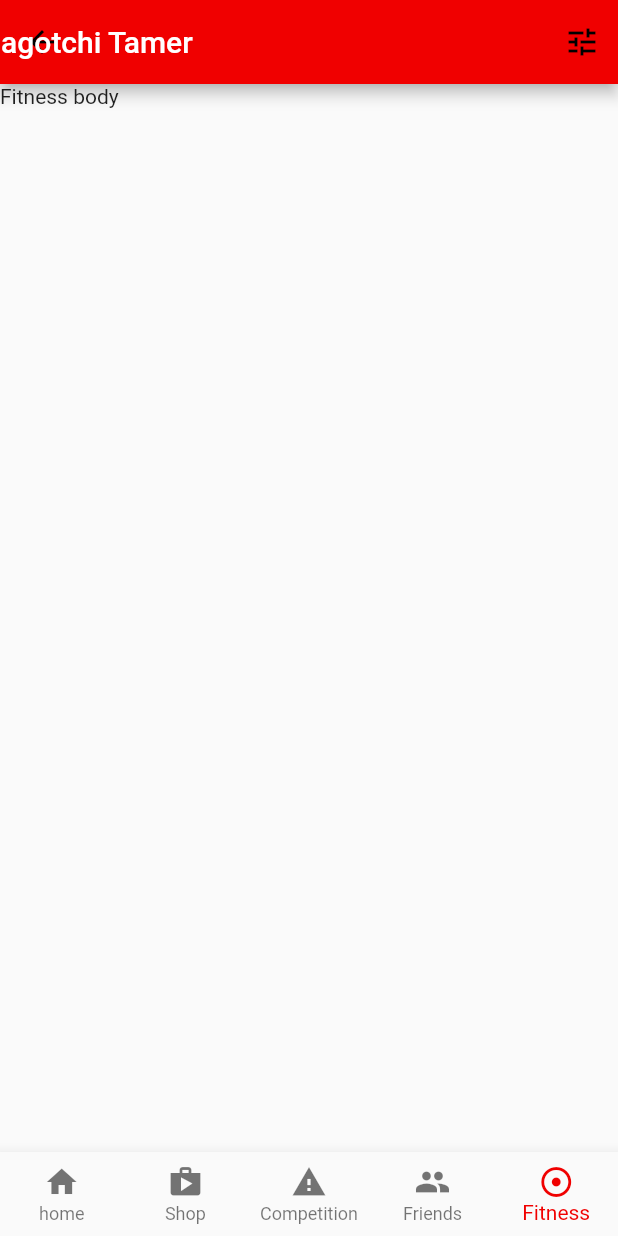
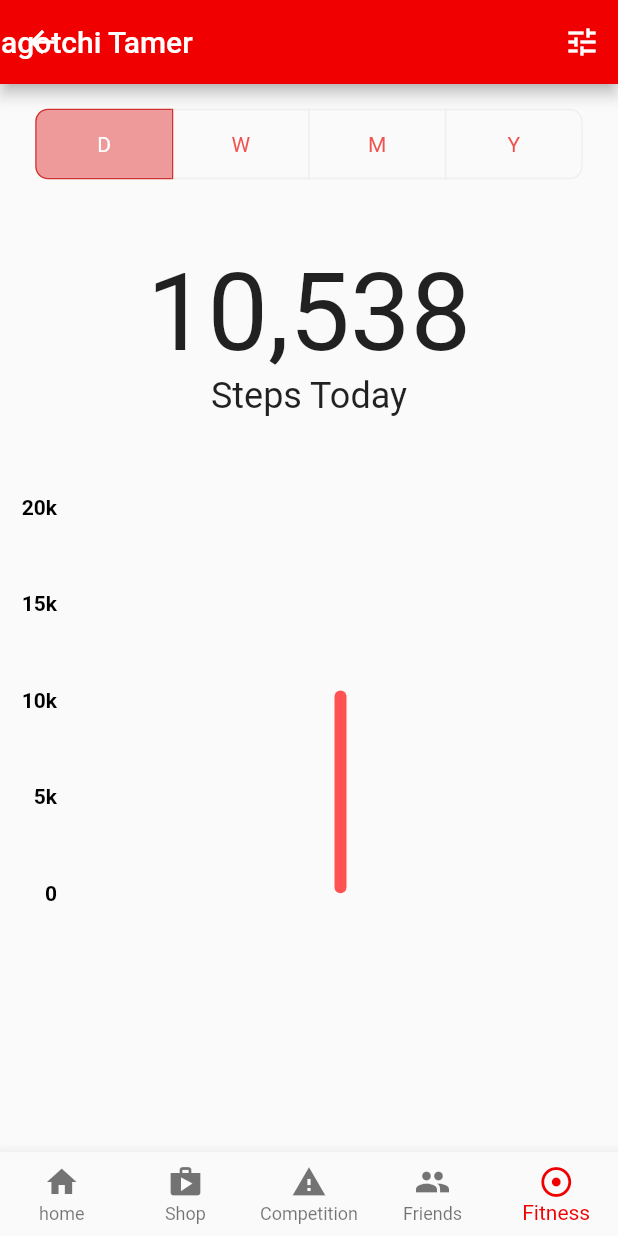
Before and after one commit to Tamagotchi-Tamer/tamagotchi_tamer, a Flutter app: the HomePage screen opened by its route, item 5 of the bottom bar chosen, on a phone screen of 412 x 824 dp. Run offline on Flutter 3.47's test engine with Material 2 defaults, Android fonts, the phone set to English and light mode, and no system bars; drawn by our look-alikes of fl_chart; our stand-ins replace percent_indicator; missing offline and left inert: selectable_container.

Commit message:
Fitness Page Mockup Complete

```diff
--- a/lib/app.dart
+++ b/lib/app.dart
@@ -18,11 +18,13 @@ class MyApp extends StatelessWidget {
      animation: settingsController,
      builder: (BuildContext context, Widget? child) {
        return MaterialApp(
-         theme: ThemeData(
+         theme:
+
+         ThemeData(
            colorScheme: const ColorScheme(
              brightness: Brightness.light,
              primary: Color.fromRGBO(240, 0, 0, 20),
-             onPrimary: Colors.black,
+             onPrimary: Colors.white,
              secondary: Colors.grey,
              onSecondary: Colors.grey,
              background: Colors.grey,
--- /dev/null
+++ b/lib/components/fitness/day_graph.dart
@@ -0,0 +1,159 @@
+import 'package:fl_chart/fl_chart.dart';
+import 'package:flutter/material.dart';
+
+class CreateDayGraph extends StatelessWidget {
+
+  Widget getTitles(double value, TitleMeta meta) {
+    final style = TextStyle(
+      color: Colors.black,
+      fontWeight: FontWeight.bold,
+      fontSize: 14,
+    );
+    String text = 'Today';
+    return SideTitleWidget(
+      axisSide: meta.axisSide,
+      space: 4,
+      child: Text(text, style: style),
+    );
+  }
+
+  /*
+  LinearGradient get _barsGradient => LinearGradient(
+    colors: [
+      Colors.blue
+    ],
+    begin: Alignment.bottomCenter,
+    end: Alignment.topCenter,
+  );
+   */
+  //Looks better without gradient so I removed it from the graph
+
+  Widget leftTitles(double value, TitleMeta meta) {
+    final style = TextStyle(
+      color: Colors.black,
+      fontWeight: FontWeight.bold,
+      fontSize: 14,
+    );
+    String text;
+    if (value == 0) {
+      text = '0';
+    } else {
+      text = '${value.toInt()}k';
+    }
+    return SideTitleWidget(
+      angle: 0,
+      axisSide: meta.axisSide,
+      space: 4,
+      child: Text(
+        text,
+        style: style,
+        textAlign: TextAlign.center,
+      ),
+    );
+  }
+
+  FlTitlesData get weekData=> FlTitlesData(
+    show: true,
+    bottomTitles: AxisTitles(
+      sideTitles: SideTitles(
+        showTitles: false,
+        reservedSize: 30,
+        getTitlesWidget: getTitles,
+      ),
+    ),
+    leftTitles: AxisTitles(
+      sideTitles: SideTitles(
+        showTitles: true,
+        getTitlesWidget: leftTitles,
+        interval: 5,
+        reservedSize: 42,
+      ),
+    ),
+    topTitles: const AxisTitles(
+      sideTitles: SideTitles(showTitles: false),
+    ),
+    rightTitles: const AxisTitles(
+      sideTitles: SideTitles(showTitles: false),
+    ),
+  );
+
+  BarTouchData get barTouchData => BarTouchData(
+    enabled: false,
+    touchTooltipData: BarTouchTooltipData(
+      tooltipBgColor: Colors.transparent,
+      tooltipPadding: EdgeInsets.zero,
+      tooltipMargin: 8,
+      getTooltipItem: (
+          BarChartGroupData group,
+          int groupIndex,
+          BarChartRodData rod,
+          int rodIndex,
+          ) {
+        return BarTooltipItem(
+          rod.toY.round().toString(),
+          const TextStyle(
+            color: Colors.black,
+            fontWeight: FontWeight.bold,
+          ),
+        );
+      },
+    ),
+  );
+
+  FlBorderData get borderData => FlBorderData(
+    show: false,
+  );
+
+  List<BarChartGroupData> get barGroups => [
+    BarChartGroupData(
+      x: 0,
+      barRods: [
+        BarChartRodData(
+          color: Colors.redAccent,
+          toY: 10.5,
+        )
+      ],
+    ),
+  ];
+  @override
+  Widget build(BuildContext context) {
+    return Column(
+      children: [
+        const SizedBox(
+          height: 30,
+        ),
+        const Text(
+          "10,538",
+          style: TextStyle(
+            fontSize: 72,
+          ),
+        ),
+        const Text(
+          "Steps Today",
+          style: TextStyle(
+            fontSize: 24,
+          ),
+        ),
+        const SizedBox(
+          height: 60,
+        ),
+        AspectRatio(
+          aspectRatio: 1.6,
+          child: BarChart(
+            BarChartData(
+              barTouchData: barTouchData,
+              titlesData: weekData,
+              borderData: borderData,
+              barGroups: barGroups,
+              gridData: const FlGridData(show: false),
+              alignment: BarChartAlignment.spaceAround,
+              maxY: 20,
+            ),
+
+          ),
+        ),
+      ],
+    );
+  }
+
+}
--- a/lib/pages/home/Home.dart
+++ b/lib/pages/home/Home.dart
@@ -1,5 +1,6 @@
 import 'package:flutter/material.dart';
 import 'package:tamagotchi_tamer/pages/home/bodies/competitions_body.dart';
+import 'package:tamagotchi_tamer/pages/home/bodies/fitness_body.dart';
 import 'package:tamagotchi_tamer/pages/home/bodies/friends_body.dart';
 import 'package:tamagotchi_tamer/pages/home/bodies/tama_body.dart';
 
@@ -53,7 +54,7 @@ class _HomePageState extends State<HomePage>{
       },
       4: {
         'title': const Text("Fitness"),
-        'body': Text("Fitness body"),
+        'body': FitnessBody(),
       }
     };
 
--- /dev/null
+++ b/lib/pages/home/bodies/fitness_body.dart
@@ -0,0 +1,109 @@
+import 'package:flutter/material.dart';
+import 'package:tamagotchi_tamer/components/fitness/day_graph.dart';
+import 'package:tamagotchi_tamer/components/fitness/week_graph.dart';
+
+enum SelectedTime { day, week, month, year}
+
+extension SelectedTimeValue on SelectedTime {
+  int get number {
+    switch (this) {
+      case SelectedTime.day:
+        return 0;
+      case SelectedTime.week:
+        return 1;
+      case SelectedTime.month:
+        return 2;
+      case SelectedTime.year:
+        return 3;
+    }
+  }
+}
+//This extension allows us to get an int value from an associated enum
+
+class FitnessBody extends StatefulWidget {
+
+  const FitnessBody({super.key,});
+
+  @override
+  State<FitnessBody> createState() => _FitnessBodyState();
+}
+
+class _FitnessBodyState extends State<FitnessBody>{
+
+  final List<bool> _selectedTime= <bool>[true, false, false, false];
+
+  bool vertical = false;
+
+  late int index = 0;
+
+  SelectedTime currentTime = SelectedTime.day;
+
+  List<Widget> timePeriod = <Widget>[
+    Text("D"),
+    Text("W"),
+    Text("M"),
+    Text("Y"),
+  ];
+
+  List<Widget> graphs = <Widget>[
+    CreateDayGraph(),
+    CreateGraphWeek(),
+    Text("Month Graph"),
+    Text("Year Graph"),
+
+  ];
+
+  @override
+  Widget build(BuildContext context) {
+    return Scaffold(
+      body: Column(
+        children: [
+          Row(
+              children: [
+                Spacer(
+                  flex: 1,
+                ),
+                Padding(
+                  padding: const EdgeInsets.all(16.0),
+                  child: ToggleButtons(
+                    direction: vertical ? Axis.vertical : Axis.horizontal,
+                    onPressed: (index) {
+                      setState(() {
+                        // The button that is tapped is set to true, and the others to false.
+                        for (int i = 0; i < _selectedTime.length; i++) {
+                          _selectedTime[i] = i == index;
+                        }
+                        //Above code is required for button switching functionality
+
+
+                        currentTime = SelectedTime.values[index];
+                        //Above line changes the local enum value associated with the index
+
+
+                      });
+                    },
+                    borderRadius: const BorderRadius.all(Radius.circular(8)),
+                    selectedBorderColor: Colors.red[700],
+                    selectedColor: Colors.white,
+                    fillColor: Colors.red[200],
+                    color: Colors.red[400],
+                    constraints: const BoxConstraints(
+                      minHeight: 45.0,
+                      minWidth: 90.0,
+                    ),
+                    isSelected: _selectedTime,
+                    children: timePeriod,
+                  ),
+                ),
+                Spacer(
+                  flex: 1,
+                ),
+              ]
+          ),
+          graphs[currentTime.number],
+        ],
+      ),
+    );
+  }
+
+}
--- a/pubspec.yaml
+++ b/pubspec.yaml
@@ -36,6 +36,7 @@ dependencies:
   cupertino_icons: ^1.0.2
   selectable_container: ^1.0.7
   percent_indicator: ^4.2.3
+  fl_chart: ^0.63.0
 
 dev_dependencies:
   flutter_test:
```
Also changed, not shown: lib/components/fitness/week_graph.dart (added, +240 -0 lines), pubspec.lock.
